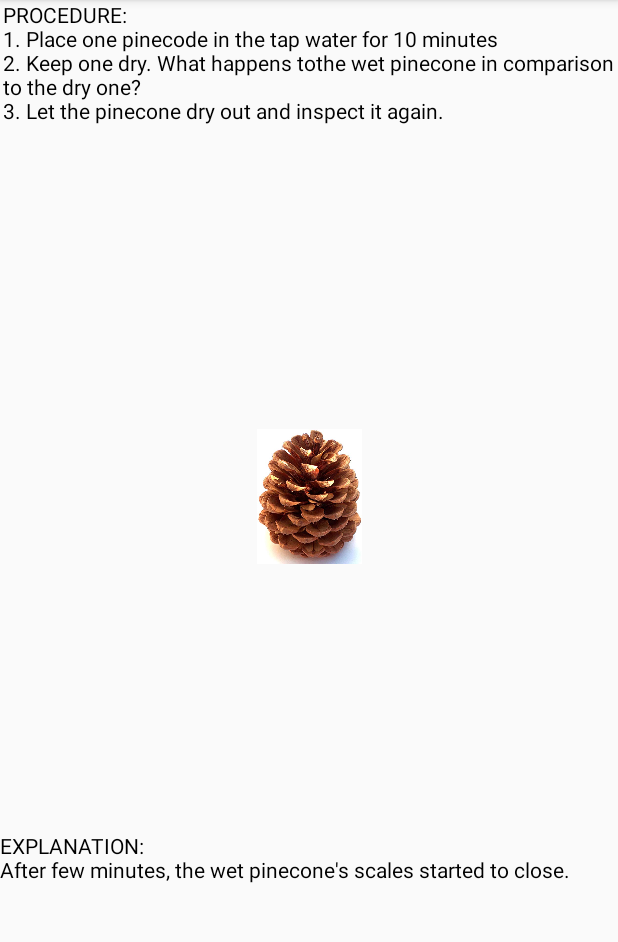
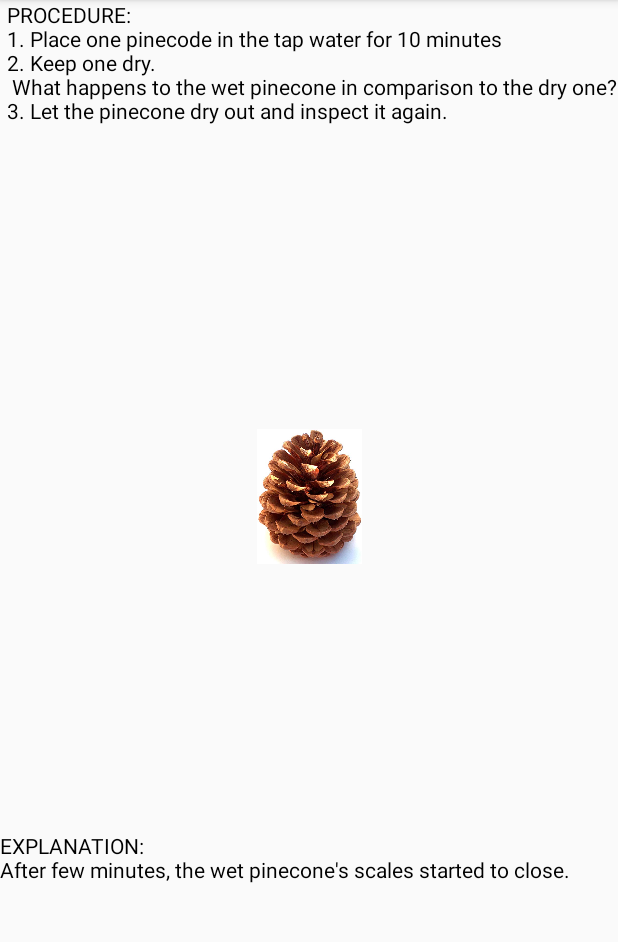
Before and after one commit to pinkcollar/TimeWithKid, an Android app: the screen it shows after launch (ActivityDescription), after a tap on "CLOSED CONES", on a phone screen of 412 x 824 dp, the part 84-1026 px from its top. Run offline under Robolectric (Android 15) with nearby library versions, the phone set to English and light mode, and no system bars.

Commit message:
activity class

```diff
--- /dev/null
+++ b/app/src/main/java/com/example/timewithkid/Activity.java
@@ -0,0 +1,64 @@
+package com.example.timewithkid;
+
+import java.util.ArrayList;
+
+public class Activity {
+    int logoImgSrc;
+    int descriptionImgView;
+    String taskName;
+    String materials;
+    String description;
+    String explanation;
+
+    public Activity(int logoImgSrc, int descriptionImgView, String taskName, String materials, String description, String explanation) {
+        this.logoImgSrc = logoImgSrc;
+        this.descriptionImgView = descriptionImgView;
+        this.taskName = taskName;
+        this.materials = materials;
+        this.description = description;
+        this.explanation = explanation;
+    }
+
+    public int getLogoImgSrc() {
+        return logoImgSrc;
+    }
+
+    public void setLogoImgSrc(int logoImgSrc) {
+        this.logoImgSrc = logoImgSrc;
+    }
+
+    public int getDescriptionImgView() {
+        return descriptionImgView;
+    }
+
+    public void setDescriptionImgView(int descriptionImgView) {
+        this.descriptionImgView = descriptionImgView;
+    }
+    public String getTaskName() {
+        return taskName;
+    }
+
+    public String getMaterials() {
+        return materials;
+    }
+
+    public void setMaterials(String materials) {
+        this.materials = materials;
+    }
+
+    public String getDescription() {
+        return description;
+    }
+
+    public void setDescription(String description) {
+        this.description = description;
+    }
+
+    public String getExplanation() {
+        return explanation;
+    }
+
+    public void setExplanation(String explanation) {
+        this.explanation = explanation;
+    }
+}
--- a/app/src/main/java/com/example/timewithkid/ActivityDescription.java
+++ b/app/src/main/java/com/example/timewithkid/ActivityDescription.java
@@ -13,7 +13,7 @@ import android.widget.TextView;
 import java.util.ArrayList;
 
 public class ActivityDescription extends AppCompatActivity {
-
+    ArrayList<Activity> activities = MainActivity.activities.getActivities();
     @Override
     protected void onCreate(Bundle savedInstanceState) {
         super.onCreate(savedInstanceState);
@@ -22,11 +22,6 @@ public class ActivityDescription extends AppCompatActivity {
         Intent in = getIntent();
         int index = in.getIntExtra("com.example.timewithkid.DESCRIPTION_INDEX", -1);
 
-        ArrayList<String> descriptions = new ArrayList<>();
-        ArrayList<String> explanations = new ArrayList<>();
-        descriptions.add("PROCEDURE:\n1. Place one pinecode in the tap water for 10 minutes\n2. Keep one dry. What happens tothe wet pinecone in comparison to the dry one?\n" +
-                "3. Let the pinecone dry out and inspect it again.");
-        explanations.add("EXPLANATION:\nAfter few minutes, the wet pinecone's scales started to close. ");
 
 
         if (index > -1){
@@ -35,24 +30,18 @@ public class ActivityDescription extends AppCompatActivity {
             img.setImageResource(pic);
             //scaleImg(img, pic);
             TextView descriptionView = (TextView) findViewById(R.id.DescriprionTextView);
-            descriptionView.setText(descriptions.get(index));
+            descriptionView.setText(activities.get(index).description);
 
             TextView explanationView = (TextView) findViewById(R.id.ExplanationTextView);
-            explanationView.setText(explanations.get(index));
+            explanationView.setText(activities.get(index).getExplanation());
         }
-
 
     }
 
     private int getDescriptionImage(int index){
-        switch (index){
-            case 0: return R.drawable.pinecone;
-            case 1: return R.drawable.pinecone;
-            case 2: return R.drawable.pinecone;
-            case 3: return R.drawable.pinecone;
-            case 4: return R.drawable.pinecone;
-            default: return -1;
-        }
+
+        return activities.get(index).getDescriptionImgView();
+
     }
 
     private void scaleImg(ImageView img, int pic){
--- /dev/null
+++ b/app/src/main/java/com/example/timewithkid/ActivityHelper.java
@@ -0,0 +1,53 @@
+package com.example.timewithkid;
+
+import java.util.ArrayList;
+
+public class ActivityHelper {
+    private ArrayList<Activity> activities = new ArrayList<>();
+
+
+    public ArrayList<Activity> getActivities() {
+        return activities;
+    }
+
+    public void addActivities() {
+        activities.add( new Activity(R.drawable.pinecone, R.drawable.pinecone,"CLOSED CONES",
+                "materials:\n" +
+                "- two pinecones from a white pine or hemlock pine\n" +
+                "- bowl of tap water\n" +
+                "- timer",
+                "PROCEDURE:\n1. Place one pinecode in the tap water for 10 minutes\n2. Keep one dry.\n What happens to the wet pinecone in comparison" +
+                " to the dry one?\n" +
+                "3. Let the pinecone dry out and inspect it again.",
+                "EXPLANATION:\nAfter few minutes, the wet pinecone's scales started to close."));
+
+        activities.add( new Activity(R.drawable.pinecone, R.drawable.pinecone,"CLOUD PREDICTIONS\nWhat Do Different Types of Clouds Mean?",
+                "materials:\n" +
+                "- clouds\n",
+                "PROCEDURE:\n1. Lie on your back and observe the clouds\n2. Read the descriptions below and determine what types of clouds are in the sky.\n " +
+                        "Study the clouds and determine what is going on in the atmosphere",
+                "EXPLANATION:\nClouds will look different depending on conditions in the atmosphere. When you watch the clouds build and move along, you might be able to " +
+                        "predict the type of weather is coming. Cirrus clouds are the highest clouds. They are made entirely of ice crystals.They usually indicate snow or rain. " +
+                        "Stratus clouds are low hanging. They are so spread out that they often resemble fog."));
+        activities.add( new Activity(R.drawable.pinecone, R.drawable.pinecone,"CLOSED CONES", "materials:\n" +
+                "- two pinecones from a white pine or hemlock pine\n" +
+                "- bowl of tap water\n" +
+                "- timer", "PROCEDURE:\n1. Place one pinecode in the tap water for 10 minutes\n2. Keep one dry.\n What happens to the wet pinecone in comparison" +
+                " to the dry one?\n" +
+                "3. Let the pinecone dry out and inspect it again.", "EXPLANATION:\nAfter few minutes, the wet pinecone's scales started to close."));
+        activities.add( new Activity(R.drawable.pinecone, R.drawable.pinecone,"CLOSED CONES", "materials:\n" +
+                "- two pinecones from a white pine or hemlock pine\n" +
+                "- bowl of tap water\n" +
+                "- timer", "PROCEDURE:\n1. Place one pinecode in the tap water for 10 minutes\n2. Keep one dry.\n What happens to the wet pinecone in comparison" +
+                " to the dry one?\n" +
+                "3. Let the pinecone dry out and inspect it again.", "EXPLANATION:\nAfter few minutes, the wet pinecone's scales started to close."));
+        activities.add( new Activity(R.drawable.pinecone, R.drawable.pinecone,"CLOSED CONES", "materials:\n" +
+                "- two pinecones from a white pine or hemlock pine\n" +
+                "- bowl of tap water\n" +
+                "- timer", "PROCEDURE:\n1. Place one pinecode in the tap water for 10 minutes\n2. Keep one dry.\n What happens to the wet pinecone in comparison" +
+                " to the dry one?\n" +
+                "3. Let the pinecone dry out and inspect it again.", "EXPLANATION:\nAfter few minutes, the wet pinecone's scales started to close."));
+    }
+
+
+}
--- a/app/src/main/java/com/example/timewithkid/MainActivity.java
+++ b/app/src/main/java/com/example/timewithkid/MainActivity.java
@@ -3,13 +3,13 @@ package com.example.timewithkid;
 import androidx.appcompat.app.AppCompatActivity;
 
 import android.content.Intent;
+import android.os.AsyncTask;
 import android.os.Bundle;
-import android.provider.Telephony;
 import android.view.View;
 import android.view.ViewGroup;
 import android.widget.AdapterView;
-import android.widget.ArrayAdapter;
 import android.widget.BaseAdapter;
+import android.widget.Button;
 import android.widget.ImageView;
 import android.widget.ListView;
 import android.widget.TextView;
@@ -18,12 +18,9 @@ import java.util.ArrayList;
 
 public class MainActivity extends AppCompatActivity {
 
-    //ListView listView;
+    TextView progressTextView;
     ListView mlistView;
-    ArrayList<Integer> images  = new ArrayList<>();
-    ArrayList<String> taskNames = new ArrayList<>();
-    ArrayList<String> materials = new ArrayList<>();
-
+    static ActivityHelper activities = new ActivityHelper();
 
     @Override
     protected void onCreate(Bundle savedInstanceState) {
@@ -31,6 +28,10 @@ public class MainActivity extends AppCompatActivity {
         setContentView(R.layout.activity_main);
 
         mlistView = findViewById(R.id.listView);
+        progressTextView = findViewById(R.id.progressTextView);
+
+        activities.addActivities();
+
         mlistView.setOnItemClickListener(new AdapterView.OnItemClickListener() {
             @Override
             public void onItemClick(AdapterView<?> parent, View view, int position, long id) {
@@ -39,54 +40,21 @@ public class MainActivity extends AppCompatActivity {
                 startActivity(showActivityDescription);
             }
         });
-        taskNames.add("CLOSED CONES");
-        taskNames.add("WINTER WORLD");
-        taskNames.add("WINTER WORLD");
-        taskNames.add("WINTER WORLD");
-        taskNames.add("WINTER WORLD");
-        taskNames.add("WINTER WORLD");
-        taskNames.add("ONE+MORE");
-        images.add(R.drawable.pinecone);
-        images.add(R.drawable.pinecone);
-        images.add(R.drawable.pinecone);
-        images.add(R.drawable.pinecone);
-        materials.add("materials:\n" +
-                "- two pinecones from a white pine or hemlock pine\n" +
-                "- bowl of tap water" +
-                "timer");
-        materials.add("materials:\n" +
-                "two pinecones from a white pine or hemlock pine" +
-                "bowl of tap water" +
-                "timer");
-        materials.add("materials:\n" +
-                "two pinecones from a white pine or hemlock pine" +
-                "bowl of tap water" +
-                "timer");
-        materials.add("materials:\n" +
-                "two pinecones from a white pine or hemlock pine" +
-                "bowl of tap water" +
-                "timer");
-        materials.add("materials:\n" +
-                "two pinecones from a white pine or hemlock pine" +
-                "bowl of tap water" +
-                "timer");
-
 
         CustomAdaptor customAdaptor = new CustomAdaptor();
         mlistView.setAdapter(customAdaptor);
-
     }
 
     class CustomAdaptor extends BaseAdapter{
 
         @Override
         public int getCount() {
-            return taskNames.size();
+            return activities.getActivities().size();
         }
 
         @Override
         public Object getItem(int position) {
-            return taskNames.get(position);
+            return activities.getActivities().get(position);
         }
 
         @Override
@@ -100,12 +68,13 @@ public class MainActivity extends AppCompatActivity {
             ImageView mImageView = view.findViewById(R.id.imageView);
             TextView mTaskNamesTextView = view.findViewById(R.id.textView);
             TextView mMaterialsTextView = view.findViewById(R.id.materialsTextView);
-            mImageView.setImageResource(images.get(position));
-            mTaskNamesTextView.setText(taskNames.get(position));
-            mMaterialsTextView.setText(materials.get(position));
+            mImageView.setImageResource(activities.getActivities().get(position).getLogoImgSrc());
+            mTaskNamesTextView.setText(activities.getActivities().get(position).getTaskName());
+            mMaterialsTextView.setText(activities.getActivities().get(position).getMaterials());
             return view;
         }
     }
 
 
-}
+
+} //End of MainActivity
```
Also changed, not shown: app/src/main/java/com/example/timewithkid/DbHelper.java (added, +9 -0 lines), app/src/main/res/layout/activity_main_jdbc.xml (added, +47 -0 lines), 2 other files.
